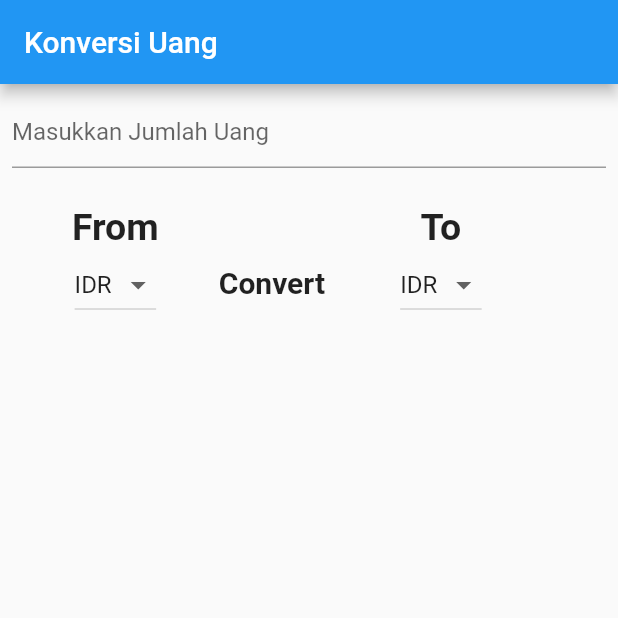
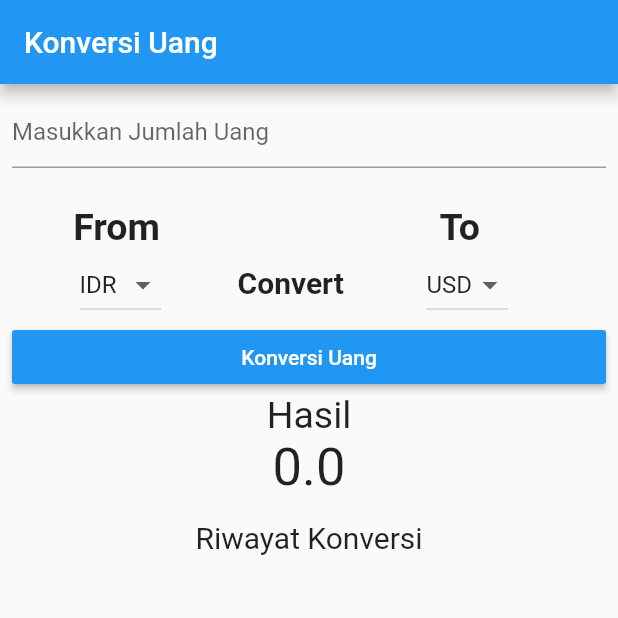
Before and after one commit to gioliyan/kuis1_flutter, a Flutter app: the screen it shows after launch, on a phone screen of 412 x 824 dp, the top half of it. Run offline on Flutter 3.47's test engine with Material 2 defaults, Android fonts, the phone set to English and light mode, and no system bars.

Commit message:
fixing dropdown, add result, & history result

```diff
--- a/lib/main.dart
+++ b/lib/main.dart
@@ -56,7 +56,7 @@ class _MyAppState extends State<MyApp> {
                                   fontWeight: FontWeight.bold, fontSize: 25)),
                         ),
                         Container(
-                          margin: EdgeInsets.only(left: 40),
+                          margin: EdgeInsets.only(left: 45),
                           child: DropdownButton<String>(
                             items: listItem.map((String value) {
                               return DropdownMenuItem<String>(
@@ -75,7 +75,7 @@ class _MyAppState extends State<MyApp> {
                       ],
                     ),
                     Container(
-                        margin: EdgeInsets.only(left: 40, top: 65),
+                        margin: EdgeInsets.only(left: 51, top: 65),
                         child: Text("Convert",
                             style: TextStyle(
                                 fontWeight: FontWeight.bold, fontSize: 20))),
@@ -83,13 +83,13 @@ class _MyAppState extends State<MyApp> {
                       mainAxisAlignment: MainAxisAlignment.center,
                       children: [
                         Container(
-                          margin: EdgeInsets.only(top: 25, left: 50),
+                          margin: EdgeInsets.only(top: 25, left: 45),
                           child: Text("To",
                               style: TextStyle(
                                   fontWeight: FontWeight.bold, fontSize: 25)),
                         ),
                         Container(
-                          margin: EdgeInsets.only(left: 50),
+                          margin: EdgeInsets.only(left: 55),
                           child: DropdownButton<String>(
                             items: listItem.map((String value) {
                               return DropdownMenuItem<String>(
@@ -97,7 +97,7 @@ class _MyAppState extends State<MyApp> {
                                 child: Text(value),
                               );
                             }).toList(),
-                            value: newValue1,
+                            value: newValue2,
                             onChanged: (String changeValue) {
                               setState(() {
                                 newValue2 = changeValue;
@@ -108,7 +108,38 @@ class _MyAppState extends State<MyApp> {
                       ],
                     ),
                   ],
-                )
+                ),
+                SizedBox(
+                  width: double.infinity,
+                  child: RaisedButton(
+                    onPressed: () {
+                      setState(() {});
+                    },
+                    color: Colors.blue,
+                    hoverColor: Colors.blue[900],
+                    textColor: Colors.white,
+                    child: Text("Konversi Uang"),
+                  ),
+                ),
+                Text("Hasil", style: TextStyle(fontSize: 25)),
+                Text("0.0", style: TextStyle(fontSize: 35)),
+                Container(
+                  margin: EdgeInsets.only(top: 15),
+                  child: Text(
+                    "Riwayat Konversi",
+                    style: TextStyle(fontSize: 20),
+                  ),
+                ),
+                Expanded(
+                    child: ListView(
+                        children: listViewItem.map((String value) {
+                  return Container(
+                      margin: EdgeInsets.all(10),
+                      child: Text(
+                        value,
+                        style: TextStyle(fontSize: 15),
+                      ));
+                }).toList()))
               ],
             ),
           ),
```
